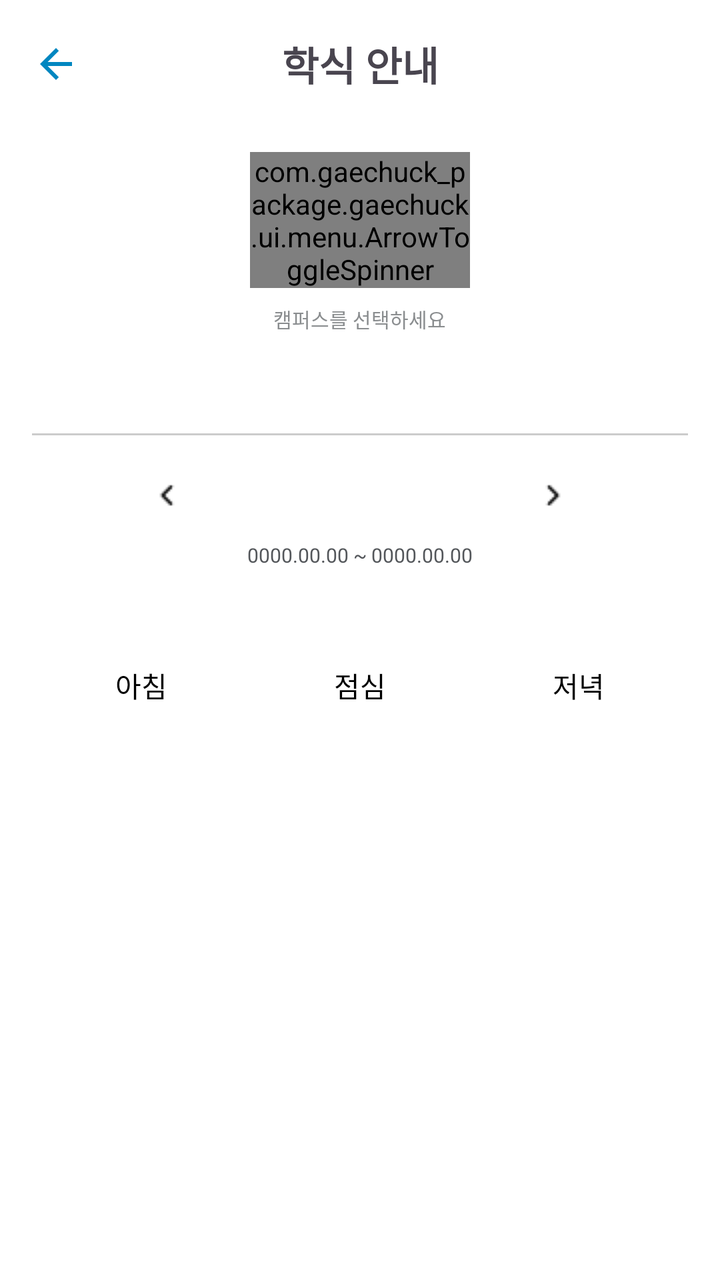
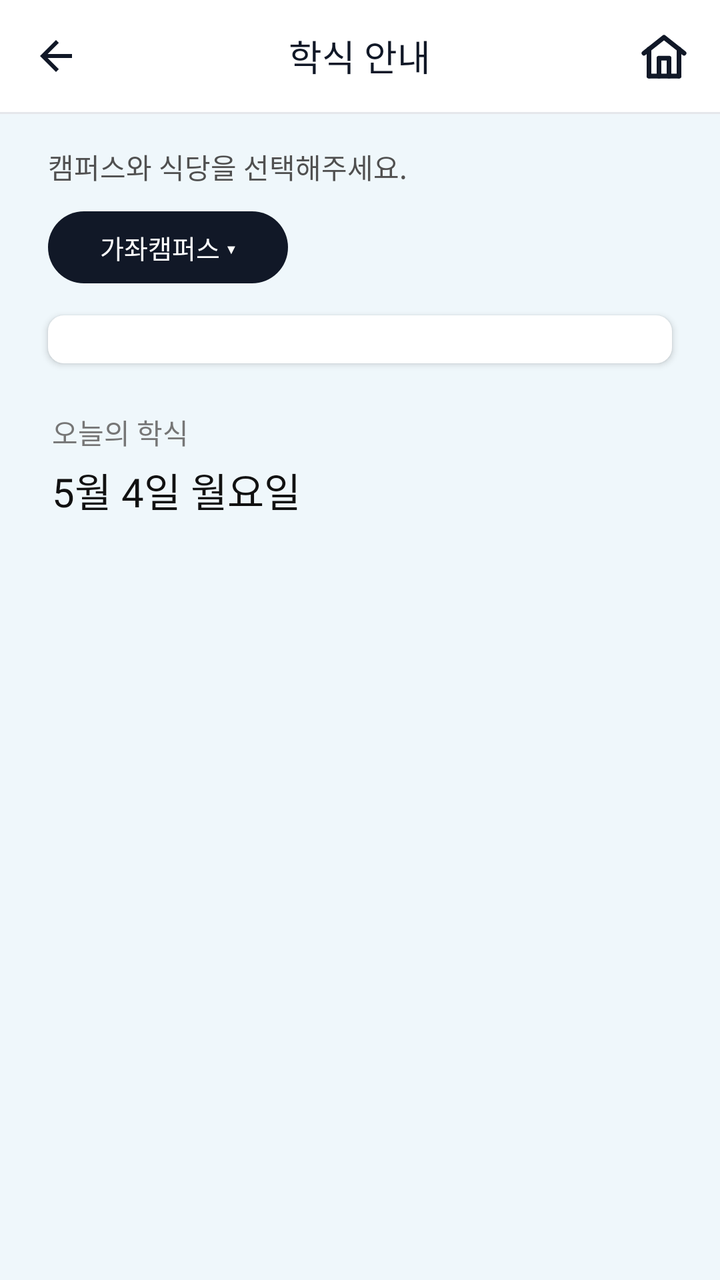

Before-and-after screenshots of an Android layout around one commit, followed by the original layout XML and the change that was made.
<!-- AndroidManifest.xml: application theme Theme.Gaechuck -->
<!-- res/layout/activity_cafeteria_menu.xml -->
<LinearLayout xmlns:android="http://schemas.android.com/apk/res/android"
    android:layout_width="match_parent"
    android:layout_height="match_parent"
    xmlns:app="http://schemas.android.com/apk/res-auto"
    android:orientation="vertical"
    android:paddingHorizontal="16dp"
    android:paddingBottom="16dp"
    android:background="@color/white">

    
    <LinearLayout
        android:layout_width="match_parent"
        android:layout_height="64dp"
        android:orientation="horizontal"
        android:gravity="center_vertical">

        <ImageView
            android:id="@+id/backBtn"
            android:layout_width="wrap_content"
            android:layout_height="wrap_content"
            android:layout_gravity="start|center_vertical"
            app:srcCompat="@drawable/ic_back"
            app:tint="@color/gnu_blue" />

        <TextView
            android:id="@+id/noticeTitle"
            android:layout_width="0dp"
            android:layout_height="wrap_content"
            android:layout_weight="1"
            android:text="학식 안내"
            android:textSize="20sp"
            android:textStyle="bold"
            android:gravity="center"
            android:padding="8dp"
            android:fontFamily="@font/pretendard_bold"/>

        <ImageView
            android:id="@+id/button_home"
            android:layout_width="24dp"
            android:layout_height="24dp"
            android:layout_gravity="end|center_vertical"
            app:tint="@color/gnu_blue" />
    </LinearLayout>

    
    <LinearLayout
        android:layout_width="match_parent"
        android:layout_height="wrap_content"
        android:orientation="vertical">

        <com.gaechuck_package.gaechuck.ui.menu.ArrowToggleSpinner
            android:id="@+id/campusSpinner"
            android:layout_width="110dp"
            android:layout_height="wrap_content"
            android:layout_gravity="center"
            android:layout_marginTop="12dp"
            android:layout_marginBottom="8dp"
            android:background="@drawable/spinner_background_selector"
            android:popupBackground="@drawable/style_popup"
            android:gravity="center"
            android:popupElevation="1dp"
            android:spinnerMode="dropdown"
            android:overlapAnchor="false"
            android:focusable="false"
            android:focusableInTouchMode="false"/>

        <TextView
            android:layout_width="wrap_content"
            android:layout_height="wrap_content"
            android:text="캠퍼스를 선택하세요"
            android:textSize="10sp"
            android:textColor="@color/tab_colors"
            android:layout_gravity="center"
            android:fontFamily="@font/pretendard_bold"/>

    </LinearLayout>

    <View
        android:layout_width="match_parent"
        android:layout_height="1dp"
        android:background="#CCCCCC"
        android:layout_marginTop="50dp"
        android:layout_marginBottom="12dp"/>

    
    <LinearLayout
        android:layout_width="match_parent"
        android:layout_height="wrap_content"
        android:orientation="horizontal"
        android:gravity="center"
        android:paddingHorizontal="50dp">

        <ImageView
            android:id="@+id/leftArrow"
            android:layout_width="wrap_content"
            android:layout_height="wrap_content"
            android:src="@drawable/left_btn"
            android:padding="12dp"
            android:layout_marginEnd="8dp"
            android:clickable="true"
            android:focusable="true"/>

        <HorizontalScrollView
            android:id="@+id/restaurantScrollView"
            android:layout_width="0dp"
            android:layout_height="wrap_content"
            android:layout_weight="1"
            android:clipToPadding="false"
            android:paddingStart="8dp"
            android:paddingEnd="8dp">

            <LinearLayout
                android:id="@+id/restaurantLayout"
                android:layout_width="wrap_content"
                android:layout_height="wrap_content"
                android:gravity="center"
                android:layout_gravity="center"
                android:orientation="horizontal" />

        </HorizontalScrollView>

        <ImageView
            android:id="@+id/rightArrow"
            android:layout_width="wrap_content"
            android:layout_height="wrap_content"
            android:src="@drawable/right_btn"
            android:padding="12dp"
            android:layout_marginStart="8dp"
            android:clickable="true"
            android:focusable="true"/>

    </LinearLayout>


    <TextView
        android:id="@+id/oneWeekPeriod"
        android:layout_width="match_parent"
        android:layout_height="wrap_content"
        android:gravity="center"
        android:text="0000.00.00 ~ 0000.00.00"
        android:textSize="10sp"
        android:textColor="@color/gnu_grey"
        android:textStyle="normal"
        android:layout_marginTop="5dp"
        android:layout_marginBottom="20dp"
        android:fontFamily="@font/pretendard_regular"/>


    <LinearLayout
        android:layout_width="match_parent"
        android:layout_height="wrap_content"
        android:orientation="horizontal"
        android:paddingHorizontal="4dp"
        android:gravity="center">

        <LinearLayout
            android:id="@+id/dayButtonContainer"
            android:layout_width="match_parent"
            android:layout_height="wrap_content"
            android:orientation="horizontal"
            android:padding="8dp"/>

    </LinearLayout>

    <LinearLayout
        android:id="@+id/subTitle"
        android:layout_width="match_parent"
        android:layout_height="wrap_content"
        android:orientation="horizontal"
        android:weightSum="3"
        android:gravity="center"
        android:layout_marginTop="12dp"
        android:layout_marginBottom="4dp">

        <TextView
            android:id="@+id/breakfastText"
            android:layout_width="0dp"
            android:layout_height="wrap_content"
            android:layout_weight="1"
            android:text="아침"
            android:gravity="center"
            android:textSize="14sp"
            android:fontFamily="@font/pretendard_medium"
            android:textColor="@android:color/black"/>

        <TextView
            android:id="@+id/lunchText"
            android:layout_width="0dp"
            android:layout_height="wrap_content"
            android:layout_weight="1"
            android:text="점심"
            android:gravity="center"
            android:textSize="14sp"
            android:fontFamily="@font/pretendard_medium"
            android:textColor="@android:color/black"/>

        <TextView
            android:id="@+id/dinnerText"
            android:layout_width="0dp"
            android:layout_height="wrap_content"
            android:layout_weight="1"
            android:text="저녁"
            android:gravity="center"
            android:textSize="14sp"
            android:fontFamily="@font/pretendard_medium"
            android:textColor="@android:color/black"/>
    </LinearLayout>


    <androidx.recyclerview.widget.RecyclerView
        android:id="@+id/menuGridRecyclerView"
        android:layout_width="match_parent"
        android:layout_height="wrap_content"
        android:layout_marginTop="8dp"
        android:numColumns="2"/>

</LinearLayout>
<!-- resources referenced by this layout -->
<resources>
  <color name="gnu_blue">#FF0086C0</color>
  <color name="gnu_grey">#53565A</color>
  <color name="white">#FFFFFFFF</color>
  <!-- drawable ic_back (drawable) -->
  <vector xmlns:android="http://schemas.android.com/apk/res/android" android:autoMirrored="true" android:height="24dp" android:tint="#8A8D8F" android:viewportHeight="24" android:viewportWidth="24" android:width="24dp">
        
      <path android:fillColor="@android:color/white" android:pathData="M20,11H7.83l5.59,-5.59L12,4l-8,8 8,8 1.41,-1.41L7.83,13H20v-2z"/>
      
  </vector>
  <!-- drawable left_btn: png bitmap (drawable, 204 bytes) -->
  <!-- drawable right_btn: png bitmap (drawable, 216 bytes) -->
  <!-- drawable spinner_background_selector (drawable) -->
  <?xml version="1.0" encoding="utf-8"?>
  <selector xmlns:android="http://schemas.android.com/apk/res/android">
      <item
          android:state_pressed="true"
          android:drawable="@drawable/spinner_bg_arrow_up" />
  
      <item
          android:drawable="@drawable/spinner_bg_arrow_down" />
  </selector>
  <!-- drawable style_popup (drawable) -->
  <?xml version="1.0" encoding="utf-8"?>
  <shape xmlns:android="http://schemas.android.com/apk/res/android">
      <corners android:radius="5dp"/>
      <solid android:color="@color/white"/>
      <stroke android:color="@color/light_grey" android:width="1dp"/>
  </shape>
  <style name="Theme.Gaechuck" parent="Theme.Material3.DayNight.NoActionBar">
          <item name="android:color">@color/gnu_blue</item>
          <item name="colorSurface">@color/white</item>
          <item name="statusBarBackground">@color/white</item>
      </style>
  <!-- drawable spinner_bg_arrow_up (drawable) -->
  <?xml version="1.0" encoding="utf-8"?>
  <layer-list xmlns:android="http://schemas.android.com/apk/res/android">
      <item
          android:gravity="end|center_vertical">
          <inset
              android:insetRight="0dp"
              android:insetTop="0dp"
              android:insetBottom="0dp"
              android:insetLeft="0dp">
              <bitmap
                  android:src="@drawable/spinner_arrow_up"
                  android:gravity="center" />
          </inset>
      </item>
  </layer-list>
  <!-- drawable spinner_bg_arrow_down (drawable) -->
  <?xml version="1.0" encoding="utf-8"?>
  <layer-list xmlns:android="http://schemas.android.com/apk/res/android">
      <item
          android:gravity="end|center_vertical">
          <inset
              android:insetRight="0dp"
              android:insetTop="0dp"
              android:insetBottom="0dp"
              android:insetLeft="0dp">
              <bitmap
                  android:src="@drawable/spinner_arrow_down"
                  android:gravity="center" />
          </inset>
  </item>
      </layer-list>
  <color name="light_grey">#E9E9EA</color>
  <!-- drawable spinner_arrow_up: png bitmap (drawable, 256 bytes) -->
  <!-- drawable spinner_arrow_down: png bitmap (drawable, 269 bytes) -->
</resources>

<!-- the commit's change to res/layout/activity_cafeteria_menu.xml (unified diff, before → after) -->
@@ -1,217 +1,191 @@
-<LinearLayout xmlns:android="http://schemas.android.com/apk/res/android"
+<?xml version="1.0" encoding="utf-8"?>
+<LinearLayout
+    xmlns:android="http://schemas.android.com/apk/res/android"
     android:layout_width="match_parent"
     android:layout_height="match_parent"
-    xmlns:app="http://schemas.android.com/apk/res-auto"
     android:orientation="vertical"
-    android:paddingHorizontal="16dp"
-    android:paddingBottom="16dp"
-    android:background="@color/white">
+    android:background="@color/bg_cafeteria">
+
+    
+    <FrameLayout
+        android:layout_width="match_parent"
+        android:layout_height="56dp"
+        android:background="@color/white">
+
+        <ImageView
+            android:id="@+id/backBtn"
+            android:layout_width="40dp"
+            android:layout_height="40dp"
+            android:layout_gravity="start|center_vertical"
+            android:layout_marginStart="8dp"
+            android:padding="8dp"
+            android:src="@drawable/ic_back"
+            android:tint="@color/text_primary"
+            android:background="?attr/selectableItemBackgroundBorderless"
+            android:contentDescription="뒤로"/>
+
+        <TextView
+            android:layout_width="wrap_content"
+            android:layout_height="wrap_content"
+            android:layout_gravity="center"
+            android:text="학식 안내"
+            android:textSize="18sp"
+            android:fontFamily="@font/pretendard_bold"
+            android:textColor="@color/text_primary"/>
+
+        <ImageView
+            android:id="@+id/homeBtn"
+            android:layout_width="40dp"
+            android:layout_height="40dp"
+            android:layout_gravity="end|center_vertical"
+            android:layout_marginEnd="8dp"
+            android:padding="8dp"
+            android:src="@drawable/ic_home"
+            android:tint="@color/text_primary"
+            android:background="?attr/selectableItemBackgroundBorderless"
+            android:contentDescription="홈"/>
+
+    </FrameLayout>
+
+    <View
+        android:layout_width="match_parent"
+        android:layout_height="1dp"
+        android:background="@color/border_default"/>
+
+    
+    <TextView
+        android:layout_width="match_parent"
+        android:layout_height="wrap_content"
+        android:text="캠퍼스와 식당을 선택해주세요."
+        android:textSize="14sp"
+        android:textColor="#505050"
+        android:fontFamily="@font/pretendard_medium"
+        android:paddingStart="24dp"
+        android:paddingEnd="24dp"
+        android:paddingTop="16dp"
+        android:paddingBottom="8dp"/>
 
     
     <LinearLayout
         android:layout_width="match_parent"
-        android:layout_height="64dp"
+        android:layout_height="wrap_content"
         android:orientation="horizontal"
-        android:gravity="center_vertical">
-
-        <ImageView
-            android:id="@+id/backBtn"
-            android:layout_width="wrap_content"
-            android:layout_height="wrap_content"
-            android:layout_gravity="start|center_vertical"
-            app:srcCompat="@drawable/ic_back"
-            app:tint="@color/gnu_blue" />
+        android:gravity="center_vertical"
+        android:paddingStart="24dp"
+        android:paddingEnd="24dp"
+        android:paddingTop="4dp"
+        android:paddingBottom="12dp">
 
         <TextView
-            android:id="@+id/noticeTitle"
+            android:id="@+id/campusDropdown"
+            android:layout_width="wrap_content"
+            android:layout_height="36dp"
+            android:minWidth="120dp"
+            android:maxLines="1"
+            android:text="가좌캠퍼스 ▾"
+            android:textColor="@color/white"
+            android:textSize="13sp"
+            android:fontFamily="@font/pretendard_medium"
+            android:paddingStart="14dp"
+            android:paddingEnd="14dp"
+            android:gravity="center"
+            android:background="@drawable/bg_dropdown_dark"
+            android:clickable="true"
+            android:focusable="true"/>
+
+        <HorizontalScrollView
             android:layout_width="0dp"
             android:layout_height="wrap_content"
             android:layout_weight="1"
-            android:text="학식 안내"
-            android:textSize="20sp"
-            android:textStyle="bold"
-            android:gravity="center"
-            android:padding="8dp"
-            android:fontFamily="@font/pretendard_bold"/>
+            android:layout_marginStart="8dp"
+            android:scrollbars="none">
 
-        <ImageView
-            android:id="@+id/button_home"
-            android:layout_width="24dp"
-            android:layout_height="24dp"
-            android:layout_gravity="end|center_vertical"
-            app:tint="@color/gnu_blue" />
+            <LinearLayout
+                android:id="@+id/restaurantChipContainer"
+                android:layout_width="wrap_content"
+                android:layout_height="wrap_content"
+                android:orientation="horizontal"
+                android:gravity="center_vertical"/>
+
+        </HorizontalScrollView>
+
     </LinearLayout>
 
     
     <LinearLayout
         android:layout_width="match_parent"
         android:layout_height="wrap_content"
-        android:orientation="vertical">
+        android:orientation="horizontal"
+        android:layout_marginStart="24dp"
+        android:layout_marginEnd="24dp"
+        android:layout_marginTop="4dp"
+        android:background="@drawable/bg_cafeteria_section"
+        android:paddingStart="6dp"
+        android:paddingEnd="6dp"
+        android:paddingTop="12dp"
+        android:paddingBottom="12dp"
+        android:elevation="2dp">
 
-        <com.gaechuck_package.gaechuck.ui.menu.ArrowToggleSpinner
-            android:id="@+id/campusSpinner"
-            android:layout_width="110dp"
+        <LinearLayout
+            android:id="@+id/dayButtonContainer"
+            android:layout_width="match_parent"
             android:layout_height="wrap_content"
-            android:layout_gravity="center"
-            android:layout_marginTop="12dp"
-            android:layout_marginBottom="8dp"
-            android:background="@drawable/spinner_background_selector"
-            android:popupBackground="@drawable/style_popup"
-            android:gravity="center"
-            android:popupElevation="1dp"
-            android:spinnerMode="dropdown"
-            android:overlapAnchor="false"
-            android:focusable="false"
-            android:focusableInTouchMode="false"/>
-
-        <TextView
-            android:layout_width="wrap_content"
-            android:layout_height="wrap_content"
-            android:text="캠퍼스를 선택하세요"
-            android:textSize="10sp"
-            android:textColor="@color/tab_colors"
-            android:layout_gravity="center"
-            android:fontFamily="@font/pretendard_bold"/>
+            android:orientation="horizontal"/>
 
     </LinearLayout>
-
-    <View
-        android:layout_width="match_parent"
-        android:layout_height="1dp"
-        android:background="#CCCCCC"
-        android:layout_marginTop="50dp"
-        android:layout_marginBottom="12dp"/>
 
     
     <LinearLayout
         android:layout_width="match_parent"
         android:layout_height="wrap_content"
-        android:orientation="horizontal"
-        android:gravity="center"
-        android:paddingHorizontal="50dp">
+        android:orientation="vertical"
+        android:paddingStart="26dp"
+        android:paddingEnd="24dp"
+        android:paddingTop="24dp"
+        android:paddingBottom="16dp">
 
-        <ImageView
-            android:id="@+id/leftArrow"
+        <TextView
             android:layout_width="wrap_content"
             android:layout_height="wrap_content"
-            android:src="@drawable/left_btn"
-            android:padding="12dp"
-            android:layout_marginEnd="8dp"
-            android:clickable="true"
-            android:focusable="true"/>
+            android:text="오늘의 학식"
+            android:textSize="14sp"
+            android:textColor="#767676"
+            android:fontFamily="@font/pretendard_medium"/>
 
-        <HorizontalScrollView
-            android:id="@+id/restaurantScrollView"
-            android:layout_width="0dp"
-            android:layout_height="wrap_content"
-            android:layout_weight="1"
-            android:clipToPadding="false"
-            android:paddingStart="8dp"
-            android:paddingEnd="8dp">
-
-            <LinearLayout
-                android:id="@+id/restaurantLayout"
-                android:layout_width="wrap_content"
-                android:layout_height="wrap_content"
-                android:gravity="center"
-                android:layout_gravity="center"
-                android:orientation="horizontal" />
-
-        </HorizontalScrollView>
-
-        <ImageView
-            android:id="@+id/rightArrow"
+        <TextView
+            android:id="@+id/todayDateLabel"
             android:layout_width="wrap_content"
             android:layout_height="wrap_content"
-            android:src="@drawable/right_btn"
-            android:padding="12dp"
-            android:layout_marginStart="8dp"
-            android:clickable="true"
-            android:focusable="true"/>
+            android:layout_marginTop="4dp"
+            android:text="5월 4일 월요일"
+            android:textSize="20sp"
+            android:textColor="#111111"
+            android:fontFamily="@font/pretendard_semibold"/>
 
     </LinearLayout>
 
-
-    <TextView
-        android:id="@+id/oneWeekPeriod"
+    
+    <androidx.core.widget.NestedScrollView
         android:layout_width="match_parent"
-        android:layout_height="wrap_content"
-        android:gravity="center"
-        android:text="0000.00.00 ~ 0000.00.00"
-        android:textSize="10sp"
-        android:textColor="@color/gnu_grey"
-        android:textStyle="normal"
-        android:layout_marginTop="5dp"
-        android:layout_marginBottom="20dp"
-        android:fontFamily="@font/pretendard_regular"/>
-
-
-    <LinearLayout
-        android:layout_width="match_parent"
-        android:layout_height="wrap_content"
-        android:orientation="horizontal"
-        android:paddingHorizontal="4dp"
-        android:gravity="center">
+        android:layout_height="0dp"
+        android:layout_weight="1"
+        android:overScrollMode="never">
 
         <LinearLayout
-            android:id="@+id/dayButtonContainer"
             android:layout_width="match_parent"
             android:layout_height="wrap_content"
-            android:orientation="horizontal"
-            android:padding="8dp"/>
+            android:orientation="vertical"
+            android:paddingBottom="24dp">
 
-    </LinearLayout>
+            <androidx.recyclerview.widget.RecyclerView
+                android:id="@+id/menuGridRecyclerView"
+                android:layout_width="match_parent"
+                android:layout_height="wrap_content"
+                android:nestedScrollingEnabled="false"
+                android:overScrollMode="never"/>
 
-    <LinearLayout
-        android:id="@+id/subTitle"
-        android:layout_width="match_parent"
-        android:layout_height="wrap_content"
-        android:orientation="horizontal"
-        android:weightSum="3"
-        android:gravity="center"
-        android:layout_marginTop="12dp"
-        android:layout_marginBottom="4dp">
+        </LinearLayout>
 
-        <TextView
-            android:id="@+id/breakfastText"
-            android:layout_width="0dp"
-            android:layout_height="wrap_content"
-            android:layout_weight="1"
-            android:text="아침"
-            android:gravity="center"
-            android:textSize="14sp"
-            android:fontFamily="@font/pretendard_medium"
-            android:textColor="@android:color/black"/>
-
-        <TextView
-            android:id="@+id/lunchText"
-            android:layout_width="0dp"
-            android:layout_height="wrap_content"
-            android:layout_weight="1"
-            android:text="점심"
-            android:gravity="center"
-            android:textSize="14sp"
-            android:fontFamily="@font/pretendard_medium"
-            android:textColor="@android:color/black"/>
-
-        <TextView
-            android:id="@+id/dinnerText"
-            android:layout_width="0dp"
-            android:layout_height="wrap_content"
-            android:layout_weight="1"
-            android:text="저녁"
-            android:gravity="center"
-            android:textSize="14sp"
-            android:fontFamily="@font/pretendard_medium"
-            android:textColor="@android:color/black"/>
-    </LinearLayout>
-
-
-    <androidx.recyclerview.widget.RecyclerView
-        android:id="@+id/menuGridRecyclerView"
-        android:layout_width="match_parent"
-        android:layout_height="wrap_content"
-        android:layout_marginTop="8dp"
-        android:numColumns="2"/>
+    </androidx.core.widget.NestedScrollView>
 
 </LinearLayout>
<!-- resource entries referenced after the edit -->
@@ -1,72 +1,72 @@
 <!-- resources referenced by this layout -->
 <resources>
+  <color name="bg_cafeteria">#EFF7FB</color>
+  <color name="border_default">#E5E7EB</color>
+  <color name="text_primary">#111827</color>
   <color name="gnu_blue">#FF0086C0</color>
-  <color name="gnu_grey">#53565A</color>
   <color name="white">#FFFFFFFF</color>
+  <!-- drawable bg_cafeteria_section (drawable) -->
+  <?xml version="1.0" encoding="utf-8"?>
+  <shape xmlns:android="http://schemas.android.com/apk/res/android">
+      <solid android:color="@color/white"/>
+      <corners android:radius="8dp"/>
+  </shape>
+  <!-- drawable bg_dropdown_dark (drawable) -->
+  <?xml version="1.0" encoding="utf-8"?>
+  <ripple xmlns:android="http://schemas.android.com/apk/res/android"
+      android:color="#33FFFFFF">
+      <item>
+          <shape>
+              <solid android:color="#111827"/>
+              <corners android:radius="20dp"/>
+          </shape>
+      </item>
+  </ripple>
   <!-- drawable ic_back (drawable) -->
   <vector xmlns:android="http://schemas.android.com/apk/res/android" android:autoMirrored="true" android:height="24dp" android:tint="#8A8D8F" android:viewportHeight="24" android:viewportWidth="24" android:width="24dp">
         
       <path android:fillColor="@android:color/white" android:pathData="M20,11H7.83l5.59,-5.59L12,4l-8,8 8,8 1.41,-1.41L7.83,13H20v-2z"/>
       
   </vector>
-  <!-- drawable left_btn: png bitmap (drawable, 204 bytes) -->
-  <!-- drawable right_btn: png bitmap (drawable, 216 bytes) -->
-  <!-- drawable spinner_background_selector (drawable) -->
-  <?xml version="1.0" encoding="utf-8"?>
-  <selector xmlns:android="http://schemas.android.com/apk/res/android">
-      <item
-          android:state_pressed="true"
-          android:drawable="@drawable/spinner_bg_arrow_up" />
-  
-      <item
-          android:drawable="@drawable/spinner_bg_arrow_down" />
-  </selector>
-  <!-- drawable style_popup (drawable) -->
-  <?xml version="1.0" encoding="utf-8"?>
-  <shape xmlns:android="http://schemas.android.com/apk/res/android">
-      <corners android:radius="5dp"/>
-      <solid android:color="@color/white"/>
-      <stroke android:color="@color/light_grey" android:width="1dp"/>
-  </shape>
+  <!-- drawable ic_home (drawable) -->
+  <vector xmlns:android="http://schemas.android.com/apk/res/android"
+      android:width="20dp"
+      android:height="19dp"
+      android:viewportWidth="20"
+      android:viewportHeight="19">
+    <path
+        android:pathData="M3.75,17.917H16.25"
+        android:strokeLineJoin="round"
+        android:strokeWidth="2"
+        android:fillColor="#00000000"
+        android:strokeColor="#0086C0"
+        android:strokeLineCap="round"/>
+    <path
+        android:pathData="M3.75,17.917V6.667M16.25,17.917V6.667"
+        android:strokeLineJoin="round"
+        android:strokeWidth="2"
+        android:fillColor="#00000000"
+        android:strokeColor="#0086C0"
+        android:strokeLineCap="round"/>
+    <path
+        android:pathData="M1.667,8.333L10,1.667L18.333,8.333"
+        android:strokeLineJoin="round"
+        android:strokeWidth="2"
+        android:fillColor="#00000000"
+        android:strokeColor="#0086C0"
+        android:strokeLineCap="round"/>
+    <path
+        android:pathData="M7.917,17.917V10.417H12.083V17.917"
+        android:strokeLineJoin="round"
+        android:strokeWidth="2"
+        android:fillColor="#00000000"
+        android:strokeColor="#0086C0"
+        android:strokeLineCap="round"/>
+  </vector>
   <style name="Theme.Gaechuck" parent="Theme.Material3.DayNight.NoActionBar">
           <item name="android:color">@color/gnu_blue</item>
           <item name="colorSurface">@color/white</item>
           <item name="statusBarBackground">@color/white</item>
       </style>
-  <!-- drawable spinner_bg_arrow_up (drawable) -->
-  <?xml version="1.0" encoding="utf-8"?>
-  <layer-list xmlns:android="http://schemas.android.com/apk/res/android">
-      <item
-          android:gravity="end|center_vertical">
-          <inset
-              android:insetRight="0dp"
-              android:insetTop="0dp"
-              android:insetBottom="0dp"
-              android:insetLeft="0dp">
-              <bitmap
-                  android:src="@drawable/spinner_arrow_up"
-                  android:gravity="center" />
-          </inset>
-      </item>
-  </layer-list>
-  <!-- drawable spinner_bg_arrow_down (drawable) -->
-  <?xml version="1.0" encoding="utf-8"?>
-  <layer-list xmlns:android="http://schemas.android.com/apk/res/android">
-      <item
-          android:gravity="end|center_vertical">
-          <inset
-              android:insetRight="0dp"
-              android:insetTop="0dp"
-              android:insetBottom="0dp"
-              android:insetLeft="0dp">
-              <bitmap
-                  android:src="@drawable/spinner_arrow_down"
-                  android:gravity="center" />
-          </inset>
-  </item>
-      </layer-list>
-  <color name="light_grey">#E9E9EA</color>
-  <!-- drawable spinner_arrow_up: png bitmap (drawable, 256 bytes) -->
-  <!-- drawable spinner_arrow_down: png bitmap (drawable, 269 bytes) -->
 </resources>
 
